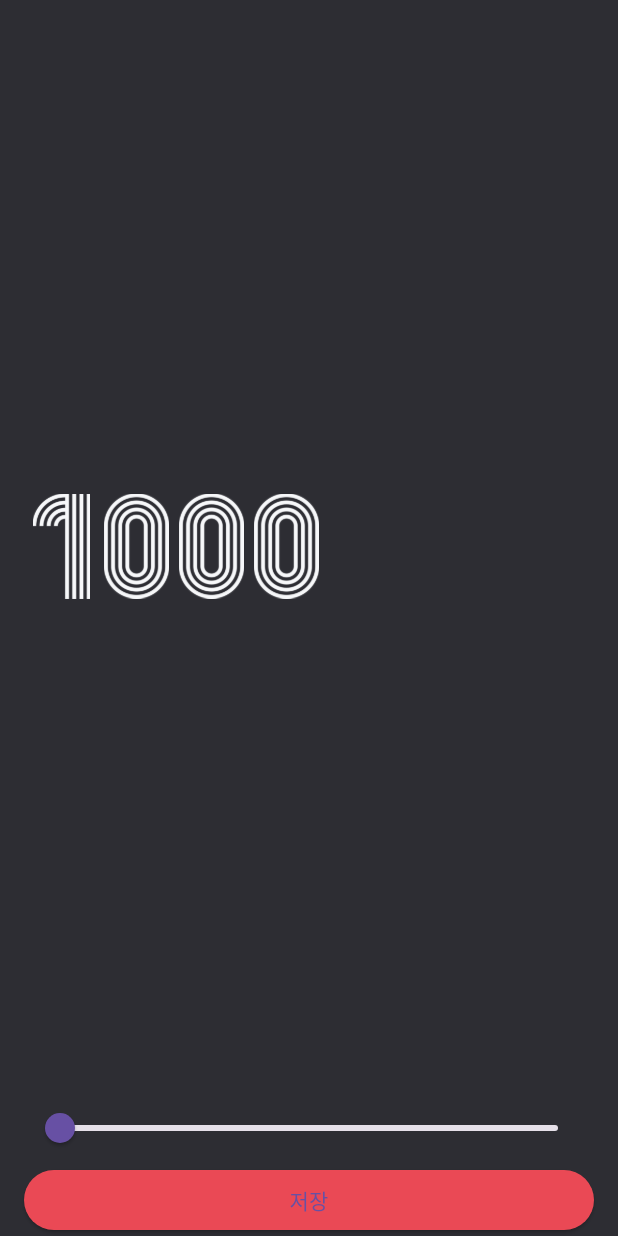
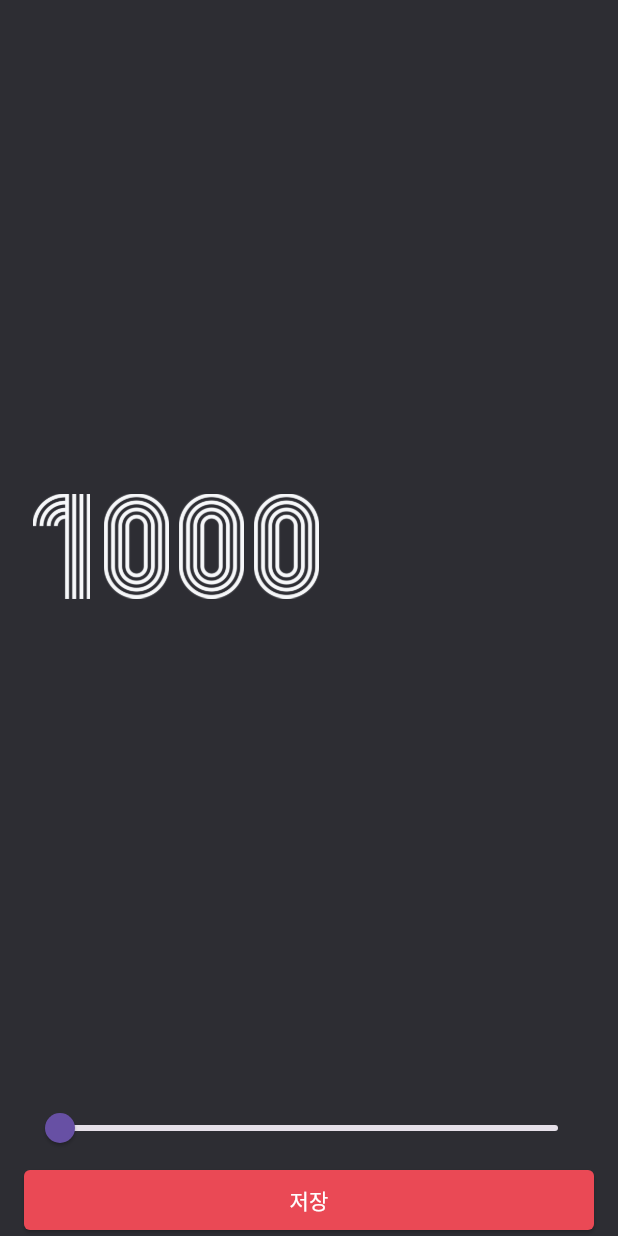
Before and after one commit to hommehyuk/random_number_generator, a Flutter app: the screen it shows after launch, after a tap on the "settings" icon, on a phone screen of 412 x 824 dp. Run offline on Flutter 3.47's test engine with Material 3 defaults, Android fonts, the phone set to English and light mode, and no system bars.

Commit message:
버튼 스타일 변경

```diff
--- a/lib/main.dart
+++ b/lib/main.dart
@@ -3,7 +3,7 @@ import 'package:random_number_generator/screen/home_screen.dart';
 
 void main() {
   runApp(
-    MaterialApp(
+    const MaterialApp(
       home: HomeScreen(),
     ),
   );
--- a/lib/screen/home_screen.dart
+++ b/lib/screen/home_screen.dart
@@ -91,7 +91,7 @@ class _Header extends StatelessWidget {
     return Row(
       mainAxisAlignment: MainAxisAlignment.spaceBetween,
       children: [
-        Text(
+        const Text(
           '랜덤숫자 생성기',
           style: TextStyle(
             color: Colors.white,
@@ -101,7 +101,7 @@ class _Header extends StatelessWidget {
         ),
         IconButton(
           onPressed: onPressed,
-          icon: Icon(
+          icon: const Icon(
             Icons.settings,
             color: RED_COLOR,
           ),
@@ -156,9 +156,17 @@ class _Footer extends StatelessWidget {
       child: ElevatedButton(
         style: ElevatedButton.styleFrom(
           backgroundColor: RED_COLOR,
+          shape: RoundedRectangleBorder(
+            borderRadius: BorderRadius.circular(4.0),
+          ),
         ),
         onPressed: onPressed,
-        child: Text('생성하기'),
+        child: const Text(
+          '생성하기',
+          style: TextStyle(
+            color: Colors.white,
+          ),
+        ),
       ),
     );
   }
--- a/lib/screen/settings_screen.dart
+++ b/lib/screen/settings_screen.dart
@@ -105,8 +105,16 @@ class _Footer extends StatelessWidget {
           onPressed: onButtonPressed,
           style: ElevatedButton.styleFrom(
             backgroundColor: RED_COLOR,
+            shape: RoundedRectangleBorder(
+              borderRadius: BorderRadius.circular(4.0),
+            ),
           ),
-          child: Text('저장'),
+          child: const Text(
+            '저장',
+            style: TextStyle(
+              color: Colors.white,
+            ),
+          ),
         ),
       ],
     );
```
